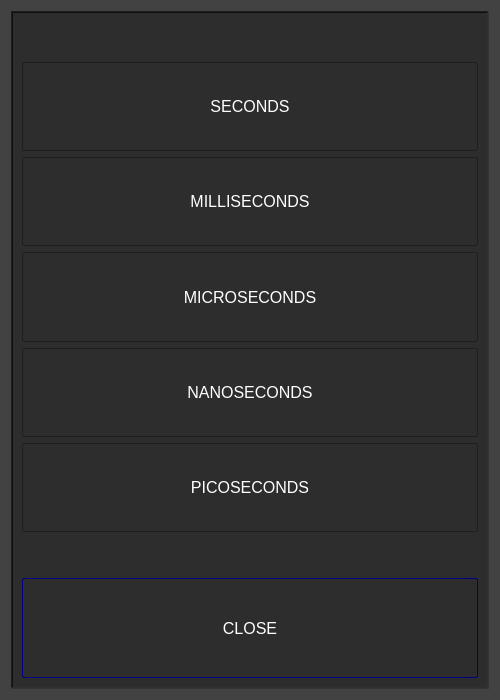
Old version of the form unitdialog.ui in the repository shokace/GT9000.
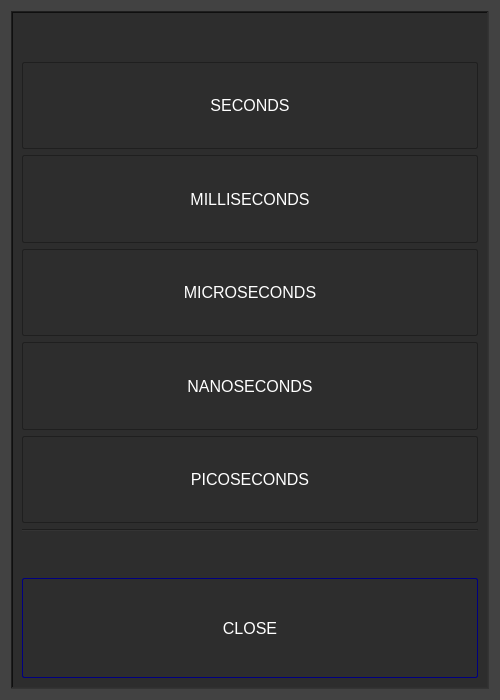
New version of the form.

Commit message: settings dialog and system dialog work

```diff
--- a/unitdialog.ui
+++ b/unitdialog.ui
@@ -205,6 +205,13 @@
         </item>
        </layout>
       </item>
+      <item>
+       <widget class="Line" name="line">
+        <property name="orientation">
+         <enum>Qt::Horizontal</enum>
+        </property>
+       </widget>
+      </item>
       <item>
        <spacer name="verticalSpacer">
         <property name="orientation">
```
The commit also changes 3 other files.
